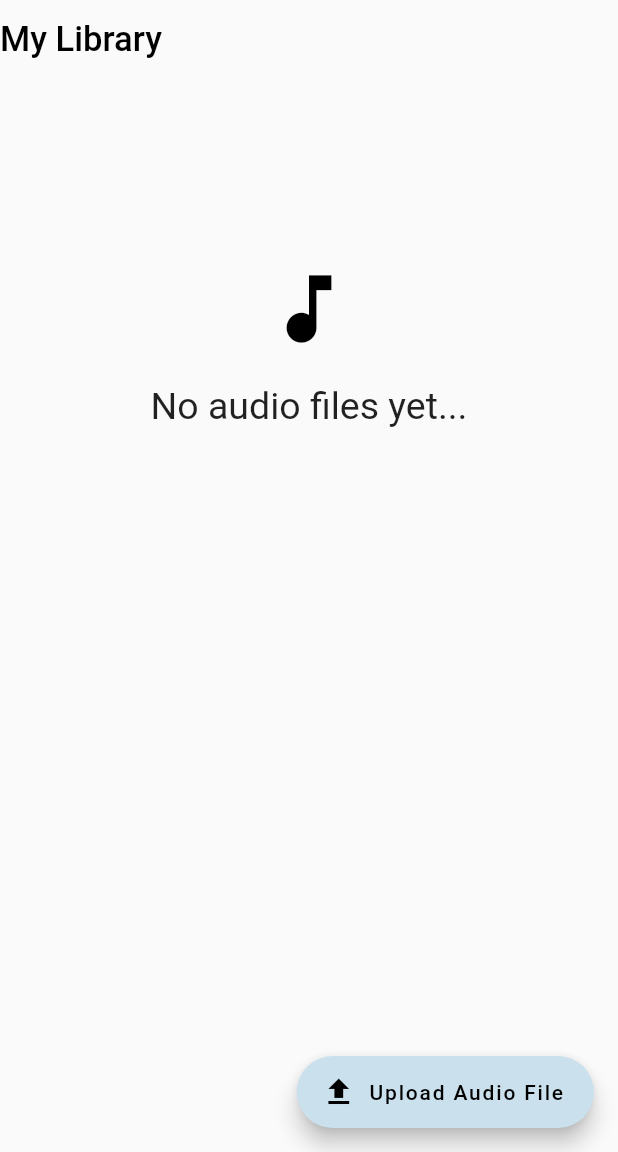
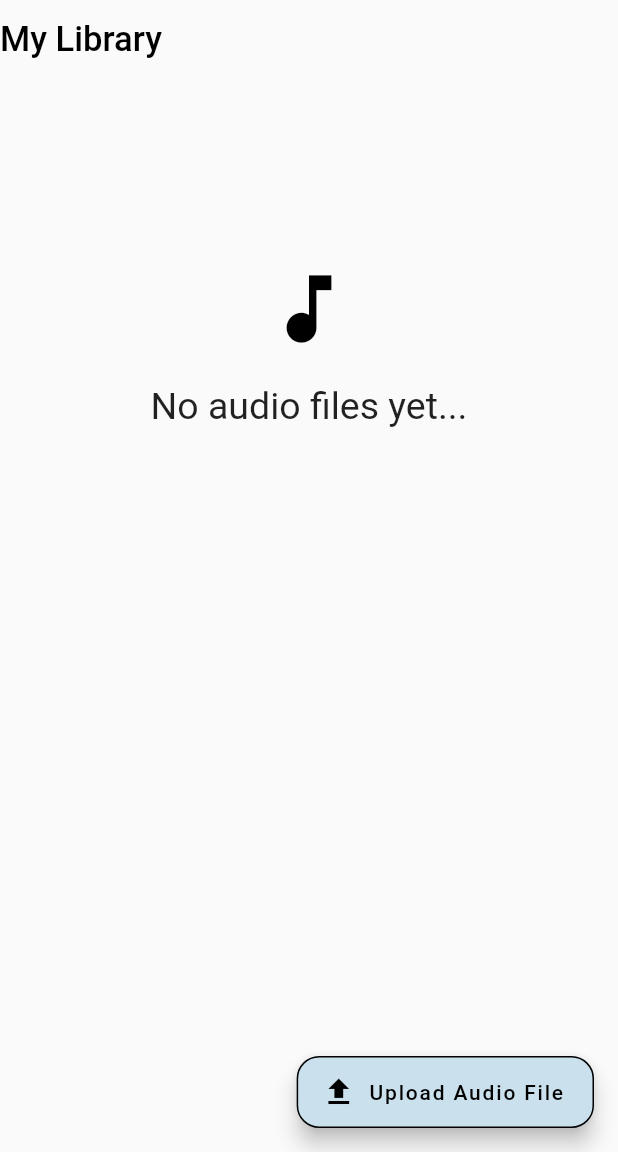
Before and after one commit to znoble360/MyThirdEar, a Flutter app: the screen it shows after launch, on a phone screen of 412 x 824 dp, the part 84-1236 px from its top. Run offline on Flutter 3.47's test engine with Material 2 defaults, Android fonts, the phone set to English and light mode, and no system bars; our stand-ins replace bloc, csv, file_picker, flutter_bloc, hive, hive_flutter and 2 more; missing offline and left inert: app_review, audio_session, dart:js, ffmpeg_kit_flutter_full_gpl, fft, flutter_midi and 3 more; accounts and stored records are empty.

Commit message:
Add Border to upload button

```diff
--- a/lib/screens/library.dart
+++ b/lib/screens/library.dart
@@ -175,6 +175,10 @@ class _LibraryState extends State<Library> {
           onPressed: () async {
             if (await uploadAudioFile() == false) return showMyDialog(context);
           },
+          shape: RoundedRectangleBorder(
+         side: BorderSide(color: Colors.black, width: 1),
+         borderRadius: BorderRadius.all(Radius.circular(15))
+        ),
           icon: const Icon(Icons.file_upload, color: Colors.black),
           backgroundColor: Color(0xFFCAE0EC),
         ),
```
Also changed, not shown: 1 other file.
